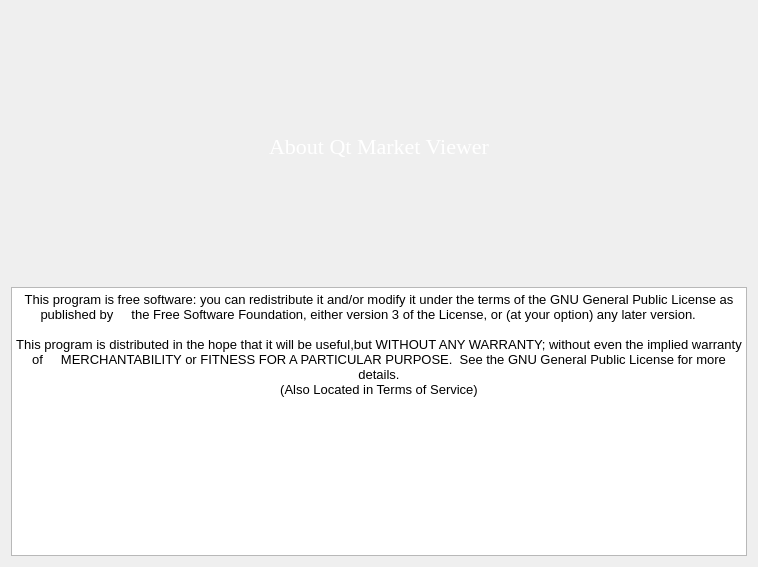
Before: the Qt Designer form MarketGame/about.ui in plagentile/Market_Game, drawn with Qt 5.
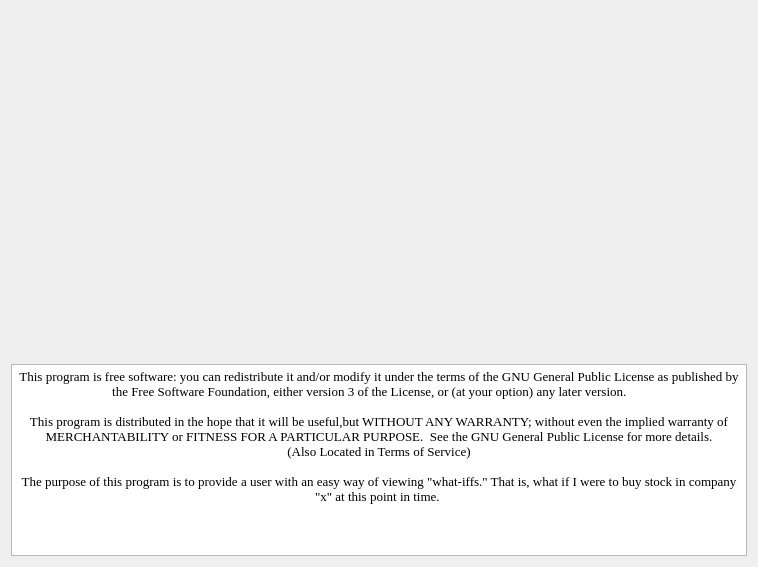
After: the same form once the commit is applied. Icons and pictures are not drawn.

Commit message: fixed sign in with API ui

```diff
--- a/MarketGame/about.ui
+++ b/MarketGame/about.ui
@@ -19,23 +19,25 @@
 	border-image: url(:/files/img/aboutBackground.png) 0 0 0 0 stretch stretch;
 }
 
-#aboutBannerLabel
+#aboutTextBrowser
 {
+	font-size: 10px;
 	font-family: Georgia;
-	font-size: 22px;
-	color: white;
 }</string>
   </property>
   <layout class="QVBoxLayout" name="verticalLayout">
    <item>
-    <widget class="QLabel" name="aboutBannerLabel">
-     <property name="text">
-      <string>About Qt Market Viewer</string>
+    <spacer name="verticalSpacer">
+     <property name="orientation">
+      <enum>Qt::Vertical</enum>
      </property>
-     <property name="alignment">
-      <set>Qt::AlignCenter</set>
+     <property name="sizeHint" stdset="0">
+      <size>
+       <width>20</width>
+       <height>40</height>
+      </size>
      </property>
-    </widget>
+    </spacer>
    </item>
    <item>
     <widget class="QTextBrowser" name="aboutTextBrowser">
@@ -49,13 +51,13 @@
       <string>&lt;!DOCTYPE HTML PUBLIC &quot;-//W3C//DTD HTML 4.0//EN&quot; &quot;http://www.w3.org/TR/REC-html40/strict.dtd&quot;&gt;
 &lt;html&gt;&lt;head&gt;&lt;meta name=&quot;qrichtext&quot; content=&quot;1&quot; /&gt;&lt;style type=&quot;text/css&quot;&gt;
 p, li { white-space: pre-wrap; }
-&lt;/style&gt;&lt;/head&gt;&lt;body style=&quot; font-family:'MS Shell Dlg 2'; font-size:7.8pt; font-weight:400; font-style:normal;&quot;&gt;
-&lt;p align=&quot;center&quot; style=&quot; margin-top:0px; margin-bottom:0px; margin-left:0px; margin-right:0px; -qt-block-indent:0; text-indent:0px;&quot;&gt;&lt;span style=&quot; font-size:10pt;&quot;&gt;This program is free software: you can redistribute it and/or modify it under the terms of the GNU General Public License as published by     the Free Software Foundation, either version 3 of the License, or (at your option) any later version.      &lt;/span&gt;&lt;/p&gt;
-&lt;p align=&quot;center&quot; style=&quot;-qt-paragraph-type:empty; margin-top:0px; margin-bottom:0px; margin-left:0px; margin-right:0px; -qt-block-indent:0; text-indent:0px; font-size:10pt;&quot;&gt;&lt;br /&gt;&lt;/p&gt;
-&lt;p align=&quot;center&quot; style=&quot; margin-top:0px; margin-bottom:0px; margin-left:0px; margin-right:0px; -qt-block-indent:0; text-indent:0px;&quot;&gt;&lt;span style=&quot; font-size:10pt;&quot;&gt;This program is distributed in the hope that it will be useful,but WITHOUT ANY WARRANTY; without even the implied warranty of     MERCHANTABILITY or FITNESS FOR A PARTICULAR PURPOSE.  See the GNU General Public License for more details.&lt;/span&gt;&lt;/p&gt;
-&lt;p align=&quot;center&quot; style=&quot; margin-top:0px; margin-bottom:0px; margin-left:0px; margin-right:0px; -qt-block-indent:0; text-indent:0px;&quot;&gt;&lt;span style=&quot; font-size:10pt;&quot;&gt;(Also Located in Terms of Service)&lt;/span&gt;&lt;/p&gt;
-&lt;p align=&quot;center&quot; style=&quot;-qt-paragraph-type:empty; margin-top:0px; margin-bottom:0px; margin-left:0px; margin-right:0px; -qt-block-indent:0; text-indent:0px; font-size:10pt;&quot;&gt;&lt;br /&gt;&lt;/p&gt;
-&lt;p align=&quot;center&quot; style=&quot;-qt-paragraph-type:empty; margin-top:0px; margin-bottom:0px; margin-left:0px; margin-right:0px; -qt-block-indent:0; text-indent:0px; font-size:10pt;&quot;&gt;&lt;br /&gt;&lt;/p&gt;&lt;/body&gt;&lt;/html&gt;</string>
+&lt;/style&gt;&lt;/head&gt;&lt;body style=&quot; font-family:'Georgia'; font-size:10px; font-weight:400; font-style:normal;&quot;&gt;
+&lt;p align=&quot;center&quot; style=&quot; margin-top:0px; margin-bottom:0px; margin-left:0px; margin-right:0px; -qt-block-indent:0; text-indent:0px;&quot;&gt;&lt;span style=&quot; font-family:'MS Shell Dlg 2'; font-size:10pt;&quot;&gt;This program is free software: you can redistribute it and/or modify it under the terms of the GNU General Public License as published by the Free Software Foundation, either version 3 of the License, or (at your option) any later version.      &lt;/span&gt;&lt;/p&gt;
+&lt;p align=&quot;center&quot; style=&quot;-qt-paragraph-type:empty; margin-top:0px; margin-bottom:0px; margin-left:0px; margin-right:0px; -qt-block-indent:0; text-indent:0px; font-family:'MS Shell Dlg 2'; font-size:10pt;&quot;&gt;&lt;br /&gt;&lt;/p&gt;
+&lt;p align=&quot;center&quot; style=&quot; margin-top:0px; margin-bottom:0px; margin-left:0px; margin-right:0px; -qt-block-indent:0; text-indent:0px;&quot;&gt;&lt;span style=&quot; font-family:'MS Shell Dlg 2'; font-size:10pt;&quot;&gt;This program is distributed in the hope that it will be useful,but WITHOUT ANY WARRANTY; without even the implied warranty of MERCHANTABILITY or FITNESS FOR A PARTICULAR PURPOSE.  See the GNU General Public License for more details.&lt;/span&gt;&lt;/p&gt;
+&lt;p align=&quot;center&quot; style=&quot; margin-top:0px; margin-bottom:0px; margin-left:0px; margin-right:0px; -qt-block-indent:0; text-indent:0px;&quot;&gt;&lt;span style=&quot; font-family:'MS Shell Dlg 2'; font-size:10pt;&quot;&gt;(Also Located in Terms of Service)&lt;/span&gt;&lt;/p&gt;
+&lt;p align=&quot;center&quot; style=&quot;-qt-paragraph-type:empty; margin-top:0px; margin-bottom:0px; margin-left:0px; margin-right:0px; -qt-block-indent:0; text-indent:0px; font-family:'MS Shell Dlg 2'; font-size:10pt;&quot;&gt;&lt;br /&gt;&lt;/p&gt;
+&lt;p align=&quot;center&quot; style=&quot; margin-top:0px; margin-bottom:0px; margin-left:0px; margin-right:0px; -qt-block-indent:0; text-indent:0px;&quot;&gt;&lt;span style=&quot; font-family:'MS Shell Dlg 2'; font-size:10pt;&quot;&gt;The purpose of this program is to provide a user with an easy way of viewing &amp;quot;what-iffs.&amp;quot; That is, what if I were to buy stock in company &amp;quot;x&amp;quot; at this point in time. &lt;/span&gt;&lt;/p&gt;&lt;/body&gt;&lt;/html&gt;</string>
      </property>
     </widget>
    </item>
```
Left out of the diff: 2 changed lines with no effect on the pictures. The commit also changes 1 other file.
